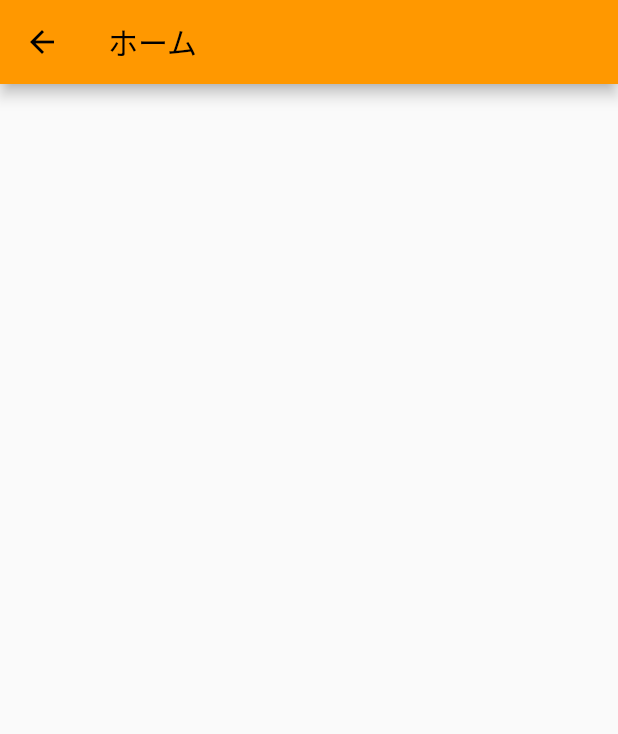
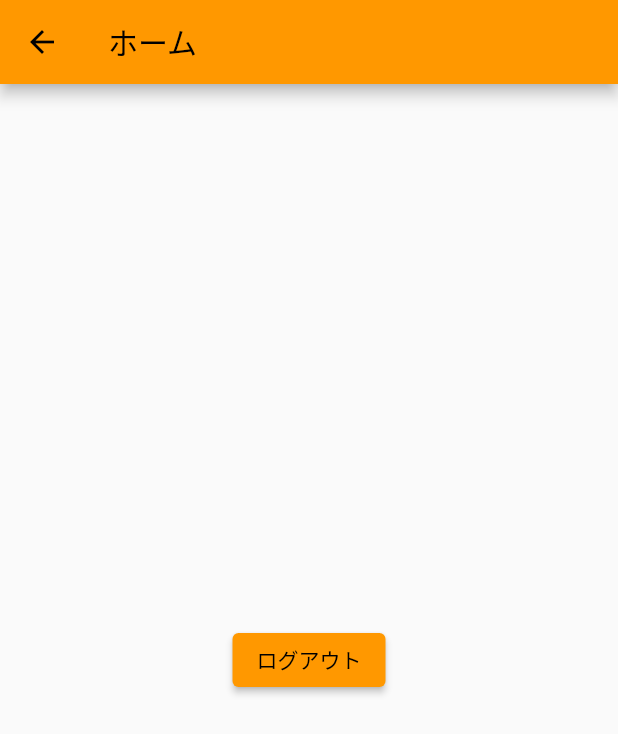
Before and after one commit to susatthi/flutter-sample-async-value, a Flutter app: the HomePage screen opened directly, on a phone screen of 412 x 824 dp. Shown: the top 734 px of the screen. Run offline on Flutter 3.47's test engine with Material 2 defaults, Android fonts, the phone set to English and light mode, and no system bars; our stand-ins replace flutter_riverpod.

Commit message:
🚀 feat:  ログアウトを実装

```diff
--- a/lib/main.dart
+++ b/lib/main.dart
@@ -24,6 +24,16 @@ class App extends ConsumerWidget {
       },
     );
 
+    // ログアウト結果をハンドリングする
+    ref.handleAsyncValue<void>(
+      logoutResultProvider,
+      completeMessage: 'ログアウトしました！',
+      complete: (context, _) {
+        // ログアウトしたらログイン画面に戻る
+        Navigator.of(context).pop();
+      },
+    );
+
     return MaterialApp(
       scaffoldMessengerKey: ref.watch(scaffoldMessengerKeyProvider),
       title: 'AsyncValue Sample',
@@ -37,6 +47,7 @@ class App extends ConsumerWidget {
           final isLoading = ref.watch(loadingProvider);
           return Navigator(
             key: ref.watch(navigatorKeyProvider),
+            onPopPage: (_, dynamic __) => false,
             pages: [
               MaterialPage<Widget>(
                 child: Stack(
@@ -120,12 +131,28 @@ class HomePage extends ConsumerWidget {
       appBar: AppBar(
         title: const Text('ホーム'),
       ),
+      body: Center(
+        child: Column(
+          mainAxisAlignment: MainAxisAlignment.center,
+          children: [
+            ElevatedButton(
+              onPressed: () => ref.read(userServiceProvider).logout(),
+              child: const Text('ログアウト'),
+            ),
+          ],
+        ),
+      ),
     );
   }
 }
 
 /// ログイン処理結果
 final loginResultProvider = StateProvider<AsyncValue<void>>(
+  (_) => const AsyncValue.data(null),
+);
+
+/// ログアウト処理結果
+final logoutResultProvider = StateProvider<AsyncValue<void>>(
   (_) => const AsyncValue.data(null),
 );
 
@@ -153,7 +180,26 @@ class UserService {
 
       // エラー時の動作が確認できるように1/2の確率で例外を発生させる
       if ((Random().nextInt(2) % 2).isEven) {
-        // throw 'ログインできませんでした。';
+        throw 'ログインできませんでした。';
+      }
+    });
+  }
+
+  /// ログアウトする
+  Future<void> logout() async {
+    final notifier = ref.read(logoutResultProvider.notifier);
+
+    // ログイン結果をローディング中にする
+    notifier.state = const AsyncValue.loading();
+
+    // ログイン処理を実行する
+    notifier.state = await AsyncValue.guard(() async {
+      // ローディングを出したいので2秒待つ
+      await Future<void>.delayed(const Duration(seconds: 2));
+
+      // エラー時の動作が確認できるように1/2の確率で例外を発生させる
+      if ((Random().nextInt(2) % 2).isEven) {
+        throw 'ログアウトできませんでした。';
       }
     });
   }
--- a/lib/main_dialog.dart
+++ b/lib/main_dialog.dart
@@ -25,6 +25,7 @@ class App extends ConsumerWidget {
           final isLoading = ref.watch(loadingProvider);
           return Navigator(
             key: ref.watch(navigatorKeyProvider),
+            onPopPage: (_, dynamic __) => false,
             pages: [
               MaterialPage<Widget>(
                 child: Stack(
```
